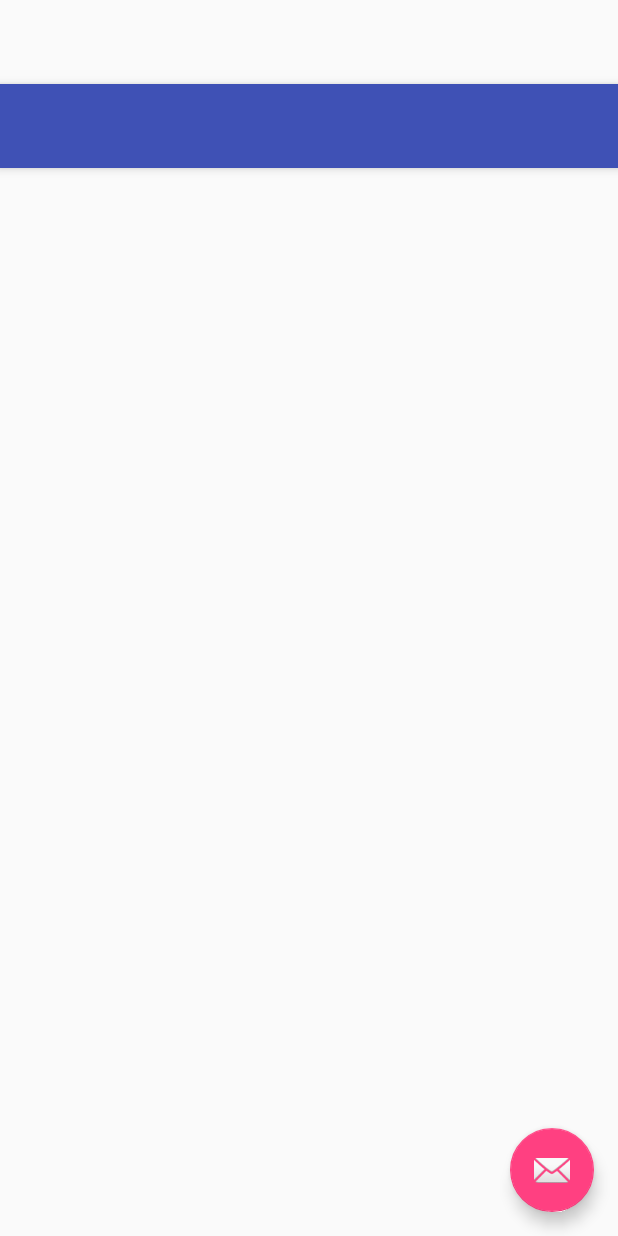
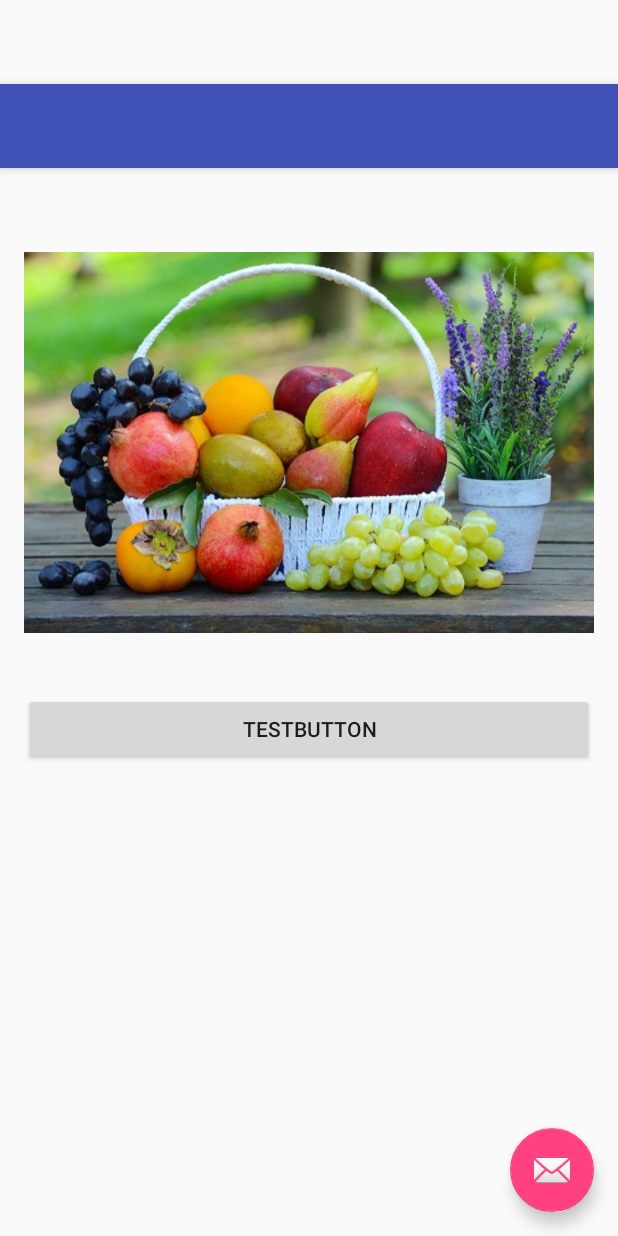
Before and after one commit to CyrilNb/ImageEditor, an Android app: the layout activity_main.xml on its own in the app's theme, with its tools: preview values and no code run, on a phone screen of 412 x 824 dp. Run offline under Robolectric (Android 15) with nearby library versions, the phone set to English and light mode, and no system bars.

Commit message:
Changement de luminosité fonctionnel

```diff
--- a/app/src/main/res/layout/content_main.xml
+++ b/app/src/main/res/layout/content_main.xml
@@ -1,5 +1,5 @@
 <?xml version="1.0" encoding="utf-8"?>
-<RelativeLayout xmlns:android="http://schemas.android.com/apk/res/android"
+<LinearLayout xmlns:android="http://schemas.android.com/apk/res/android"
     xmlns:app="http://schemas.android.com/apk/res-auto"
     xmlns:tools="http://schemas.android.com/tools"
     android:id="@+id/content_main"
@@ -11,8 +11,20 @@
     android:paddingTop="@dimen/activity_vertical_margin"
     app:layout_behavior="@string/appbar_scrolling_view_behavior"
     tools:context="projet_techno_l3.imageeditor.MainActivity"
-    tools:showIn="@layout/activity_main">
+    tools:showIn="@layout/activity_main"
+    android:orientation="vertical">
+
+    <projet_techno_l3.imageeditor.ZoomAndScrollImageView
+        android:layout_width="match_parent"
+        android:layout_height="wrap_content"
+        android:src="@drawable/fruitbasket"
+        android:id="@+id/imageView"/>
+
+    <Button
+        android:layout_width="match_parent"
+        android:layout_height="wrap_content"
+        android:text="TestButton"
+        android:onClick="onTestButtonClicked"/>
 
 
-
-</RelativeLayout>
+</LinearLayout>
```
Also changed, not shown: app/src/main/AndroidManifest.xml (+6 -1 lines), app/src/main/java/projet_techno_l3/imageeditor/ImageModifications/BrightnessEditor.java (+9 -6 lines), app/src/main/java/projet_techno_l3/imageeditor/MainActivity.java (+19 -0 lines), app/src/main/java/projet_techno_l3/imageeditor/ZoomAndScrollImageView.java (added, +39 -0 lines), app/src/main/res/drawable/fruitbasket.jpg (added).
